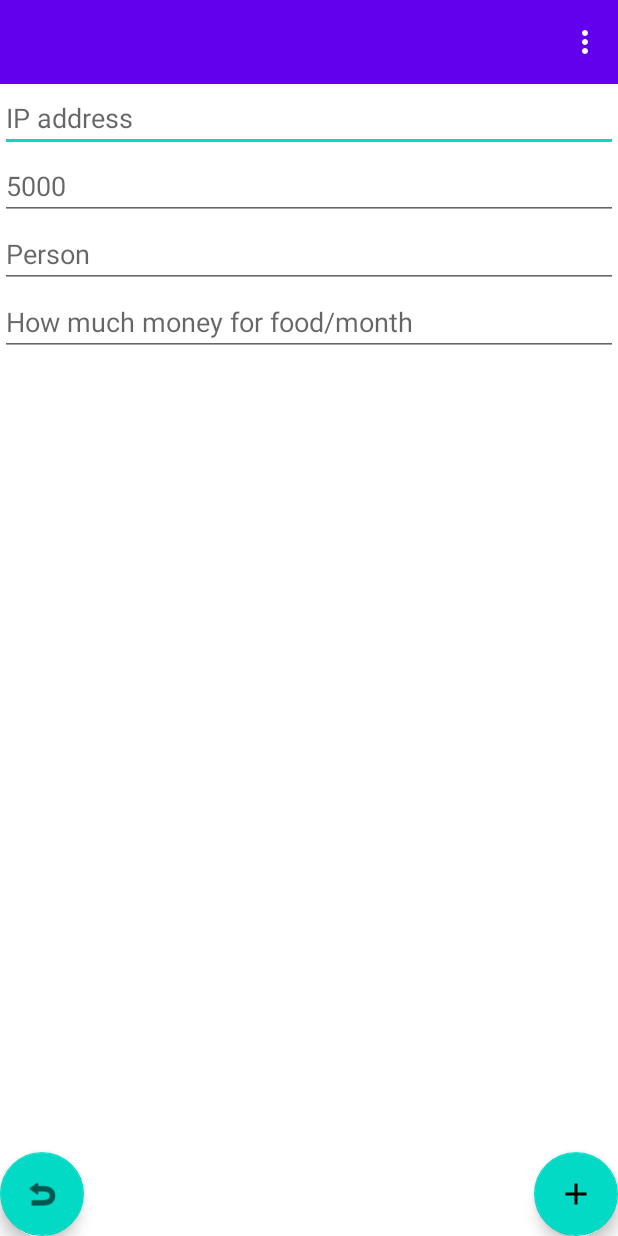
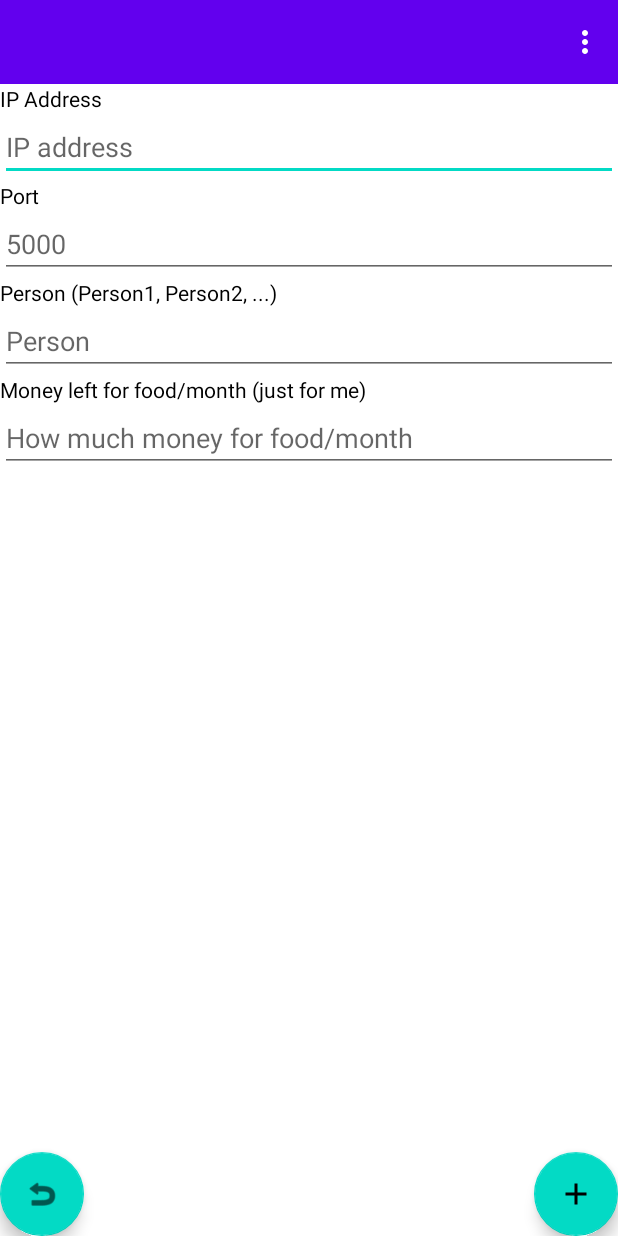
Before and after one commit to bernd-roth/BalanceSheet, an Android app: the SettingsActivity screen opened directly, with no data from a screen before it, on a phone screen of 412 x 824 dp. Run offline under Robolectric (Android 15) with nearby library versions, the phone set to English and light mode, and no system bars; network calls fail.

Commit message:
* updating strings.xml * new apk

```diff
--- a/app/src/main/res/layout/activity_settings.xml
+++ b/app/src/main/res/layout/activity_settings.xml
@@ -20,12 +20,24 @@
             android:minHeight="?attr/actionBarSize"
             android:theme="?attr/actionBarTheme" />
 
+        <TextView
+            android:id="@+id/textViewIpAddress"
+            android:layout_width="match_parent"
+            android:layout_height="wrap_content"
+            android:text="@string/textViewIpAddress" />
+
         <EditText
             android:id="@+id/editTextIPAddress"
             android:layout_width="match_parent"
             android:layout_height="wrap_content"
             android:hint="IP address"
             android:inputType="text" />
+
+        <TextView
+            android:id="@+id/textViewPort"
+            android:layout_width="match_parent"
+            android:layout_height="wrap_content"
+            android:text="@string/textViewPort" />
 
         <EditText
             android:id="@+id/editTextPort"
@@ -34,12 +46,24 @@
             android:hint="5000"
             android:inputType="number" />
 
+        <TextView
+            android:id="@+id/textViewPerson"
+            android:layout_width="match_parent"
+            android:layout_height="wrap_content"
+            android:text="@string/textViewPerson" />
+
         <EditText
             android:id="@+id/editTextPerson"
             android:layout_width="match_parent"
             android:layout_height="wrap_content"
             android:hint="Person"
             android:inputType="text" />
+
+        <TextView
+            android:id="@+id/textViewMoneyLeft"
+            android:layout_width="match_parent"
+            android:layout_height="wrap_content"
+            android:text="@string/textViewMoneyLeftForFoodJustForPerson" />
 
         <EditText
             android:id="@+id/editTextMoneyOnFoodToSpend"
--- a/app/src/main/res/values/strings.xml
+++ b/app/src/main/res/values/strings.xml
@@ -58,4 +58,10 @@
     <string name="hint_location">Location</string>
     <string name="hint_date">Date</string>
     <string name="hint_date_dd_mm_yyyy">Date (dd-mm-yyyy)</string>
+
+    <!-- textView -->
+    <string name="textViewIpAddress">IP Address</string>
+    <string name="textViewPort">Port</string>
+    <string name="textViewPerson">Person (Person1, Person2, ...)</string>
+    <string name="textViewMoneyLeftForFoodJustForPerson">Money left for food/month (just for me)</string>
 </resources>
```
